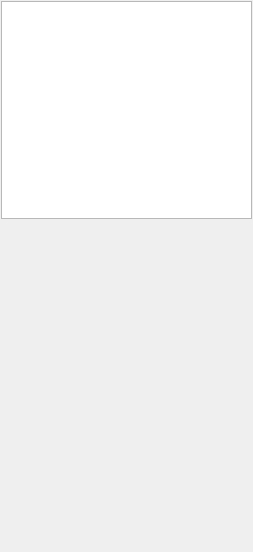
tplatt77/SIMPLVtkLib, file SIMPLVtkLib/QtWidgets/UI_Files/VSInfoWidget.ui: the form before one commit.
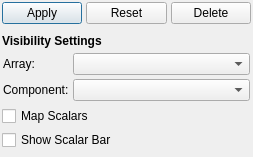
The form after the commit.

Commit message: Setup the VSInfoWidget UI file and adjusted signals between VSMainWidgetBase and VSInfoWidget

Patch:
```diff
--- a/SIMPLVtkLib/QtWidgets/UI_Files/VSInfoWidget.ui
+++ b/SIMPLVtkLib/QtWidgets/UI_Files/VSInfoWidget.ui
@@ -7,7 +7,7 @@
     <x>0</x>
     <y>0</y>
     <width>253</width>
-    <height>552</height>
+    <height>154</height>
    </rect>
   </property>
   <property name="windowTitle">
@@ -29,24 +29,231 @@
    <property name="spacing">
     <number>4</number>
    </property>
-   <item row="0" column="0">
-    <widget class="QTreeView" name="filterView">
-     <property name="sizePolicy">
-      <sizepolicy hsizetype="Expanding" vsizetype="Expanding">
-       <horstretch>0</horstretch>
-       <verstretch>2</verstretch>
-      </sizepolicy>
-     </property>
-    </widget>
-   </item>
    <item row="1" column="0">
     <widget class="QWidget" name="filterInfoWidget" native="true">
      <property name="sizePolicy">
       <sizepolicy hsizetype="Preferred" vsizetype="MinimumExpanding">
        <horstretch>0</horstretch>
-       <verstretch>3</verstretch>
+       <verstretch>0</verstretch>
       </sizepolicy>
      </property>
+     <layout class="QGridLayout" name="gridLayout_3">
+      <property name="leftMargin">
+       <number>1</number>
+      </property>
+      <property name="topMargin">
+       <number>1</number>
+      </property>
+      <property name="rightMargin">
+       <number>1</number>
+      </property>
+      <property name="bottomMargin">
+       <number>1</number>
+      </property>
+      <property name="spacing">
+       <number>4</number>
+      </property>
+      <item row="0" column="0">
+       <widget class="QLabel" name="label">
+        <property name="font">
+         <font>
+          <weight>75</weight>
+          <bold>true</bold>
+         </font>
+        </property>
+        <property name="text">
+         <string>Visibility Settings</string>
+        </property>
+       </widget>
+      </item>
+      <item row="1" column="0">
+       <widget class="QWidget" name="widget_2" native="true">
+        <layout class="QGridLayout" name="gridLayout_2">
+         <property name="leftMargin">
+          <number>1</number>
+         </property>
+         <property name="topMargin">
+          <number>1</number>
+         </property>
+         <property name="rightMargin">
+          <number>1</number>
+         </property>
+         <property name="bottomMargin">
+          <number>1</number>
+         </property>
+         <property name="spacing">
+          <number>4</number>
+         </property>
+         <item row="0" column="0">
+          <widget class="QLabel" name="label_2">
+           <property name="text">
+            <string>Array:</string>
+           </property>
+          </widget>
+         </item>
+         <item row="0" column="1">
+          <widget class="QComboBox" name="activeArrayCombo">
+           <property name="sizePolicy">
+            <sizepolicy hsizetype="MinimumExpanding" vsizetype="Fixed">
+             <horstretch>0</horstretch>
+             <verstretch>0</verstretch>
+            </sizepolicy>
+           </property>
+          </widget>
+         </item>
+         <item row="1" column="0">
+          <widget class="QLabel" name="label_3">
+           <property name="text">
+            <string>Component:</string>
+           </property>
+          </widget>
+         </item>
+         <item row="1" column="1">
+          <widget class="QComboBox" name="activeComponentCombo">
+           <property name="sizePolicy">
+            <sizepolicy hsizetype="MinimumExpanding" vsizetype="Fixed">
+             <horstretch>0</horstretch>
+             <verstretch>0</verstretch>
+            </sizepolicy>
+           </property>
+          </widget>
+         </item>
+        </layout>
+       </widget>
+      </item>
+      <item row="2" column="0">
+       <widget class="QCheckBox" name="mapScalarsCheckBox">
+        <property name="text">
+         <string>Map Scalars</string>
+        </property>
+       </widget>
+      </item>
+      <item row="3" column="0">
+       <widget class="QCheckBox" name="showScalarBarCheckBox">
+        <property name="text">
+         <string>Show Scalar Bar</string>
+        </property>
+       </widget>
+      </item>
+      <item row="4" column="0">
+       <spacer name="verticalSpacer">
+        <property name="orientation">
+         <enum>Qt::Vertical</enum>
+        </property>
+        <property name="sizeHint" stdset="0">
+         <size>
+          <width>20</width>
+          <height>5</height>
+         </size>
+        </property>
+       </spacer>
+      </item>
+     </layout>
+    </widget>
+   </item>
+   <item row="0" column="0">
+    <widget class="QWidget" name="filterViewWidget" native="true">
+     <property name="sizePolicy">
+      <sizepolicy hsizetype="Preferred" vsizetype="Minimum">
+       <horstretch>0</horstretch>
+       <verstretch>0</verstretch>
+      </sizepolicy>
+     </property>
+     <layout class="QGridLayout" name="gridLayout_5">
+      <property name="leftMargin">
+       <number>1</number>
+      </property>
+      <property name="topMargin">
+       <number>1</number>
+      </property>
+      <property name="rightMargin">
+       <number>1</number>
+      </property>
+      <property name="bottomMargin">
+       <number>1</number>
+      </property>
+      <property name="spacing">
+       <number>4</number>
+      </property>
+      <item row="0" column="0">
+       <widget class="QWidget" name="filterControlsWidget" native="true">
+        <property name="sizePolicy">
+         <sizepolicy hsizetype="Preferred" vsizetype="Minimum">
+          <horstretch>0</horstretch>
+          <verstretch>0</verstretch>
+         </sizepolicy>
+        </property>
+        <layout class="QHBoxLayout" name="horizontalLayout">
+         <property name="spacing">
+          <number>4</number>
+         </property>
+         <property name="leftMargin">
+          <number>0</number>
+         </property>
+         <property name="topMargin">
+          <number>0</number>
+         </property>
+         <property name="rightMargin">
+          <number>0</number>
+         </property>
+         <property name="bottomMargin">
+          <number>0</number>
+         </property>
+         <item>
+          <widget class="QPushButton" name="applyBtn">
+           <property name="text">
+            <string>Apply</string>
+           </property>
+           <property name="default">
+            <bool>true</bool>
+           </property>
+          </widget>
+         </item>
+         <item>
+          <widget class="QPushButton" name="resetBtn">
+           <property name="text">
+            <string>Reset</string>
+           </property>
+          </widget>
+         </item>
+         <item>
+          <widget class="QPushButton" name="deleteBtn">
+           <property name="text">
+            <string>Delete</string>
+           </property>
+          </widget>
+         </item>
+        </layout>
+       </widget>
+      </item>
+      <item row="1" column="0">
+       <widget class="QWidget" name="filterWidgetContainer" native="true">
+        <property name="sizePolicy">
+         <sizepolicy hsizetype="Preferred" vsizetype="Preferred">
+          <horstretch>0</horstretch>
+          <verstretch>0</verstretch>
+         </sizepolicy>
+        </property>
+        <layout class="QGridLayout" name="gridLayout_4">
+         <property name="leftMargin">
+          <number>0</number>
+         </property>
+         <property name="topMargin">
+          <number>0</number>
+         </property>
+         <property name="rightMargin">
+          <number>0</number>
+         </property>
+         <property name="bottomMargin">
+          <number>0</number>
+         </property>
+         <property name="spacing">
+          <number>4</number>
+         </property>
+        </layout>
+       </widget>
+      </item>
+     </layout>
     </widget>
    </item>
   </layout>
```
Left out of the diff: 2 changed lines with no effect on the pictures. The commit also changes 5 other files.
